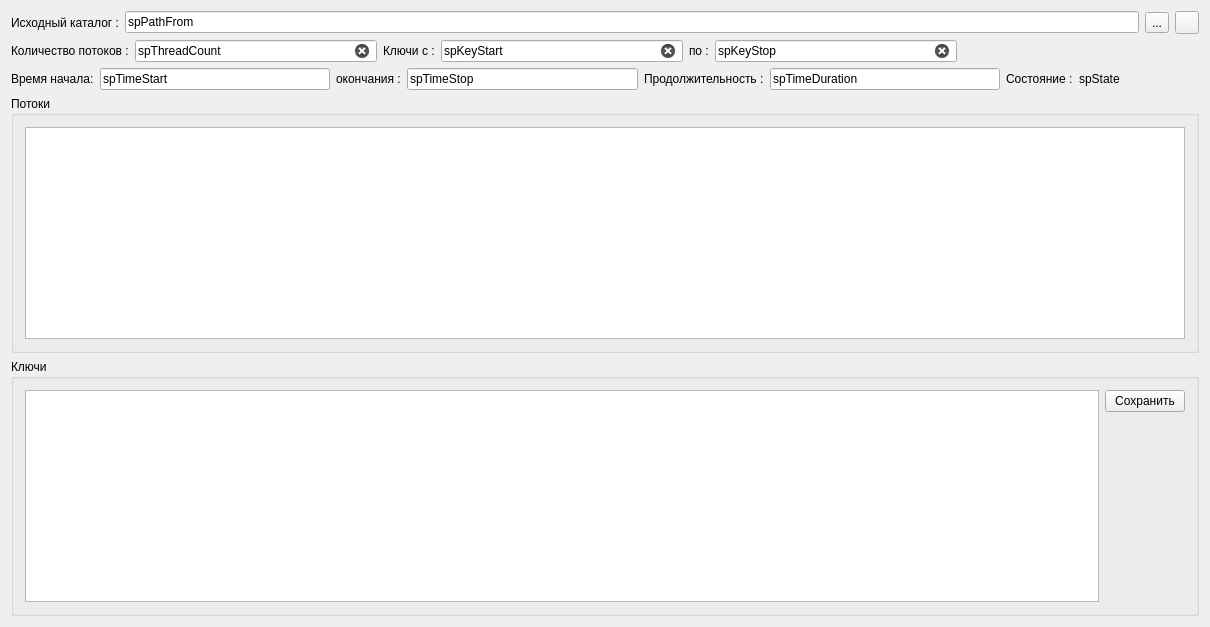
Qt form server/prS63BruteForceServer/prS63BruteForceServer.ui (zaqwsx1277/prS63BruteForce) before a commit.
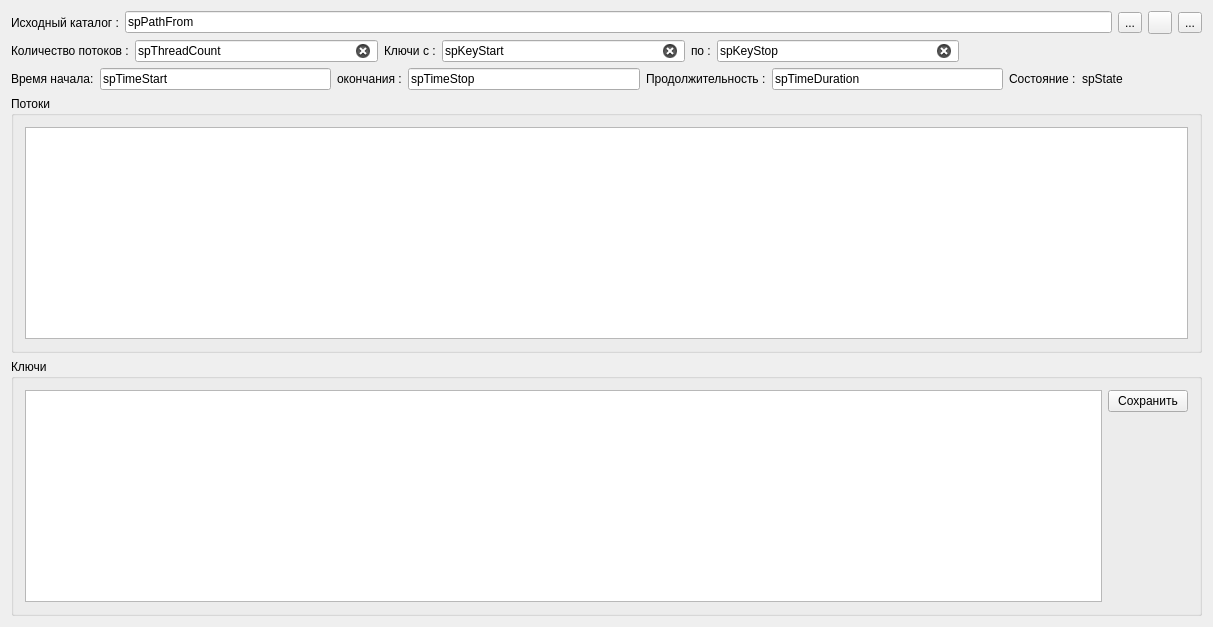
The same form after that commit. Icons and pictures are not drawn.

Commit message: Server Продолжил разработку. Написал реакцию на изменения состояний

```diff
--- a/server/prS63BruteForceServer/prS63BruteForceServer.ui
+++ b/server/prS63BruteForceServer/prS63BruteForceServer.ui
@@ -6,7 +6,7 @@
    <rect>
     <x>0</x>
     <y>0</y>
-    <width>1210</width>
+    <width>1213</width>
     <height>627</height>
    </rect>
   </property>
@@ -55,6 +55,17 @@
         </property>
        </widget>
       </item>
+      <item>
+       <widget class="QToolButton" name="btnStop">
+        <property name="text">
+         <string>...</string>
+        </property>
+        <property name="icon">
+         <iconset resource="../../res/resources.qrc">
+          <normaloff>:/icones/icones/msgbox_erro.png</normaloff>:/icones/icones/msgbox_erro.png</iconset>
+        </property>
+       </widget>
+      </item>
      </layout>
     </item>
     <item row="1" column="0">
```
The commit also changes 5 other files.
